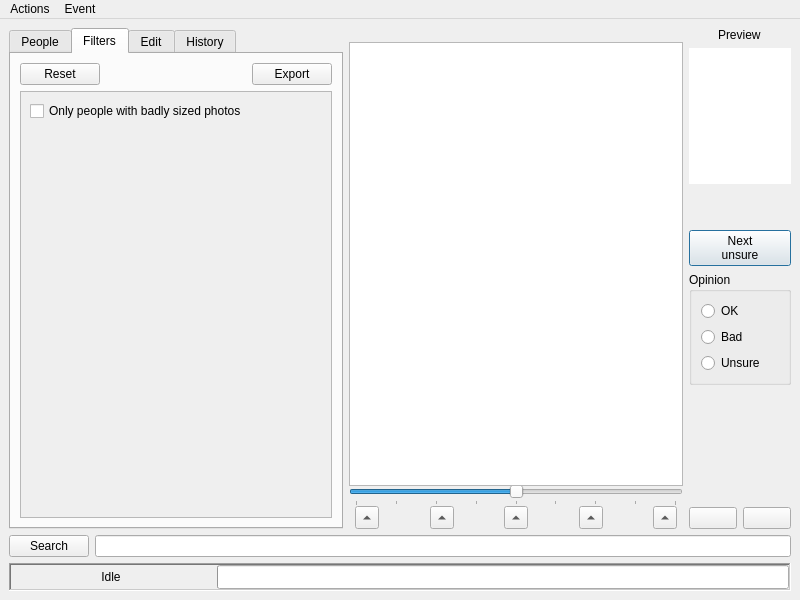
Qt form ui/editor.ui (asuffield/ef-editor) before a commit.
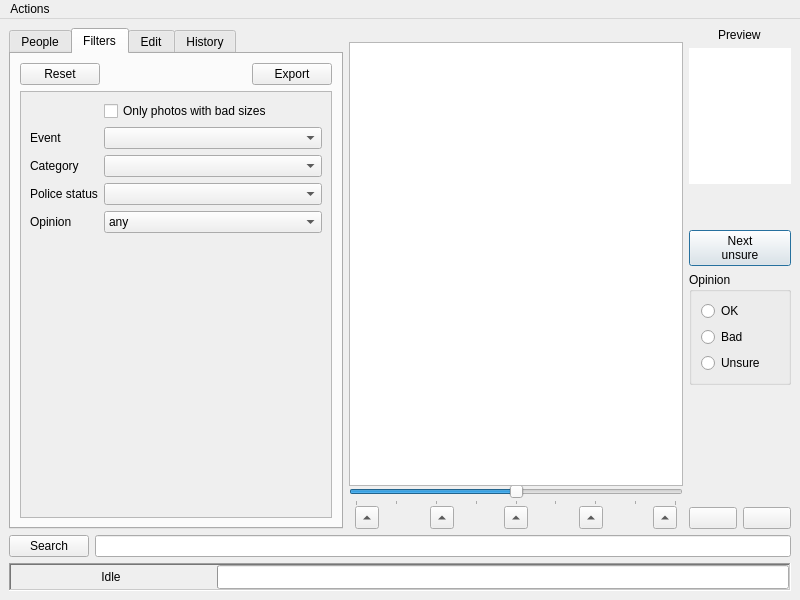
The same form after that commit. The open tabs and pages were chosen to show the change. Icons and pictures are not drawn.

Commit message: Rethink and start implementing filter support

```diff
--- a/ui/editor.ui
+++ b/ui/editor.ui
@@ -179,75 +179,74 @@
                <height>402</height>
               </rect>
              </property>
-             <layout class="QVBoxLayout" name="verticalLayout_6">
-              <item>
+             <layout class="QFormLayout" name="formLayout_2">
+              <item row="0" column="1">
                <widget class="QCheckBox" name="filter_by_size">
                 <property name="text">
-                 <string>Only people with badly sized photos</string>
+                 <string>Only photos with bad sizes</string>
                 </property>
                </widget>
               </item>
-              <item>
-               <layout class="QHBoxLayout" name="horizontalLayout_16">
-                <property name="topMargin">
-                 <number>0</number>
+              <item row="2" column="0">
+               <widget class="QLabel" name="label_5">
+                <property name="text">
+                 <string>Event</string>
                 </property>
+               </widget>
+              </item>
+              <item row="2" column="1">
+               <widget class="QComboBox" name="filter_event"/>
+              </item>
+              <item row="3" column="0">
+               <widget class="QLabel" name="label_6">
+                <property name="text">
+                 <string>Category</string>
+                </property>
+               </widget>
+              </item>
+              <item row="3" column="1">
+               <widget class="QComboBox" name="filter_category"/>
+              </item>
+              <item row="4" column="0">
+               <widget class="QLabel" name="label_7">
+                <property name="text">
+                 <string>Police status</string>
+                </property>
+               </widget>
+              </item>
+              <item row="5" column="0">
+               <widget class="QLabel" name="label_8">
+                <property name="text">
+                 <string>Opinion</string>
+                </property>
+               </widget>
+              </item>
+              <item row="4" column="1">
+               <widget class="QComboBox" name="filter_police"/>
+              </item>
+              <item row="5" column="1">
+               <widget class="QComboBox" name="filter_opinion">
                 <item>
-                 <spacer name="horizontalSpacer_8">
-                  <property name="orientation">
-                   <enum>Qt::Horizontal</enum>
-                  </property>
-                  <property name="sizeHint" stdset="0">
-                   <size>
-                    <width>40</width>
-                    <height>20</height>
-                   </size>
-                  </property>
-                 </spacer>
+                 <property name="text">
+                  <string>any</string>
+                 </property>
                 </item>
                 <item>
-                 <widget class="QPushButton" name="filter_add">
-                  <property name="enabled">
-                   <bool>true</bool>
-                  </property>
-                  <property name="maximumSize">
-                   <size>
-                    <width>16</width>
-                    <height>16</height>
-                   </size>
-                  </property>
-                  <property name="text">
-                   <string/>
-                  </property>
-                  <property name="icon">
-                   <iconset resource="../resources.qrc">
-                    <normaloff>:/icons/resources/add.png</normaloff>:/icons/resources/add.png</iconset>
-                  </property>
-                  <property name="iconSize">
-                   <size>
-                    <width>16</width>
-                    <height>16</height>
-                   </size>
-                  </property>
-                  <property name="flat">
-                   <bool>true</bool>
-                  </property>
-                 </widget>
+                 <property name="text">
+                  <string>ok</string>
+                 </property>
                 </item>
-               </layout>
-              </item>
-              <item>
-               <spacer name="verticalSpacer_2">
-                <property name="orientation">
-                 <enum>Qt::Vertical</enum>
-                </property>
-                <property name="sizeHint" stdset="0">
-                 <size>
-                  <width>20</width>
-                  <height>329</height>
-                 </size>
-                </property>
-               </spacer>
+                <item>
+                 <property name="text">
+                  <string>bad</string>
+                 </property>
+                </item>
+                <item>
+                 <property name="text">
+                  <string>unsure</string>
+                 </property>
+                </item>
+               </widget>
               </item>
              </layout>
             </widget>
@@ -1024,14 +1023,7 @@
     <addaction name="action_editimage"/>
     <addaction name="action_openeventsforce"/>
    </widget>
-   <widget class="QMenu" name="menuEvent">
-    <property name="title">
-     <string>Event</string>
-    </property>
-    <addaction name="action_event_all"/>
-   </widget>
    <addaction name="menuActions"/>
-   <addaction name="menuEvent"/>
   </widget>
   <action name="action_fetch">
    <property name="text">
```
Left out of the diff: 4 changed lines with no effect on the pictures. The commit also changes 6 other files.
